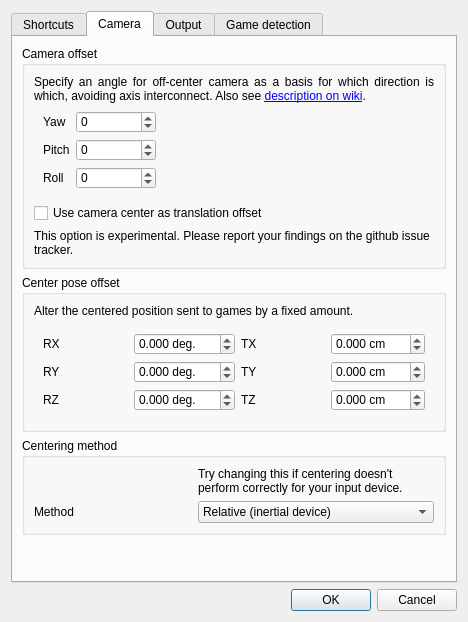
First picture: the form in gui/settings.ui, repository opentrack/opentrack, before the edit.
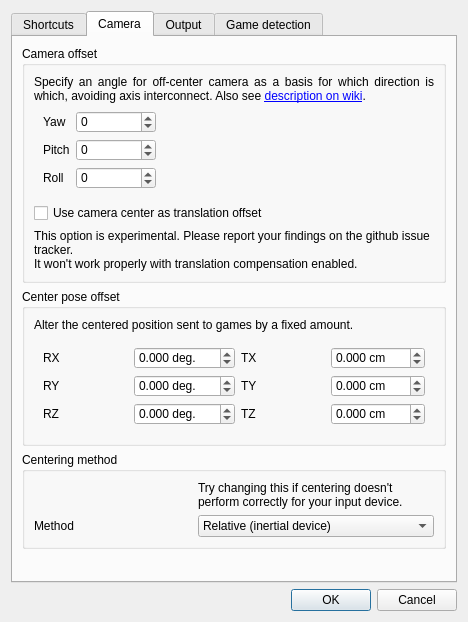
Second picture: the form after the edit. The open tabs and pages were chosen to show the change. Icons and pictures are not drawn. Custom widgets are drawn as their Qt base class.

Commit message: gui/settings: add note on how center translation works badly with tx compensation

What changed in the file:
```diff
--- a/gui/settings.ui
+++ b/gui/settings.ui
@@ -356,7 +356,8 @@
           <item row="6" column="0">
            <widget class="QLabel" name="label_29">
             <property name="text">
-             <string>This option is experimental. Please report your findings on the github issue tracker.</string>
+             <string>This option is experimental. Please report your findings on the github issue tracker.
+It won't work properly with translation compensation enabled.</string>
             </property>
             <property name="alignment">
              <set>Qt::AlignLeading|Qt::AlignLeft|Qt::AlignTop</set>
```
